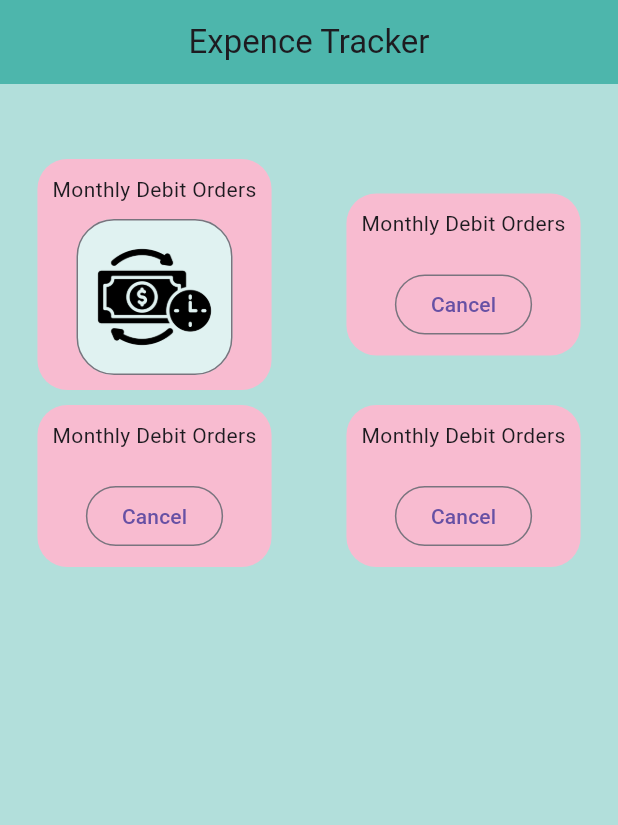
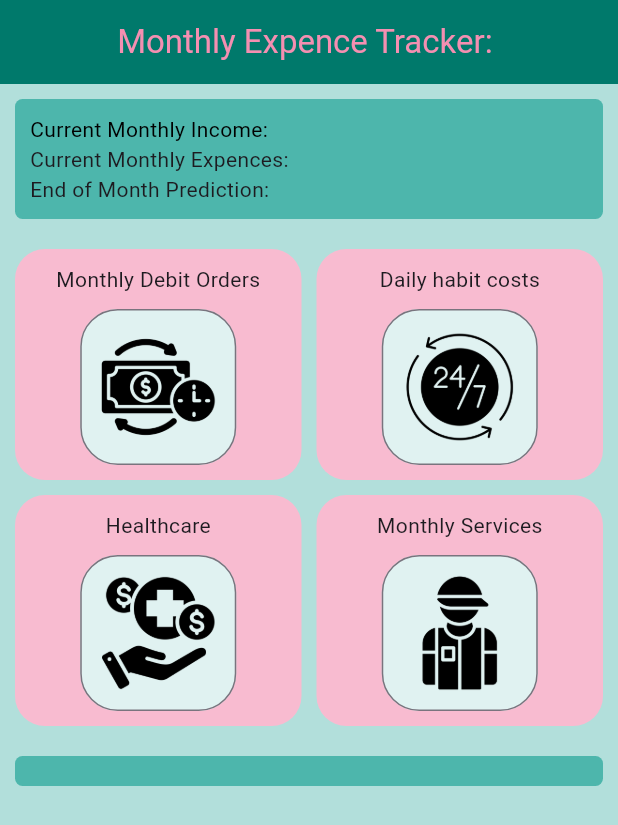
Before and after one commit to B-Judels/First_Flutter_App, a Flutter app: the screen it shows after launch, on a phone screen of 412 x 824 dp. Shown: the top 825 px of the screen. Run offline on Flutter 3.47's test engine with Material 3 defaults, Android fonts, the light colour scheme and no system bars.

Commit message:
started using my UI tool methods to clean up the main file and did some more UI experimenting

```diff
--- a/lib/main.dart
+++ b/lib/main.dart
@@ -16,20 +16,48 @@ class MyWidget extends StatelessWidget {
       home: Scaffold(
         backgroundColor: Colors.teal[100],
         appBar: AppBar(
-          title: const Center(child: Text("Expence Tracker")),
-          backgroundColor: Colors.teal[300],
+          title: Center(
+            child: Text(
+              style: TextStyle(color: Colors.pink[200]),
+              "Monthly Expence Tracker: ",
+            ),
+          ),
+          backgroundColor: Colors.teal[700],
         ),
         body: SafeArea(
-          child: Center(
           child: Column(
             children: [
-                Container(height: 40),
+              Container(
+                margin: EdgeInsets.all(10.0),
+                width: double.maxFinite,
 
-                SizedBox(height: 10),
+                padding: const EdgeInsets.all(10.0),
+                decoration: BoxDecoration(
+                  color: Colors.teal[300],
+                  borderRadius: BorderRadius.circular(5),
+                ),
+                child: Row(
+                  children: [
+                    Column(
+                      crossAxisAlignment: CrossAxisAlignment.start,
+                      mainAxisAlignment: MainAxisAlignment.start,
+                      children: [
+                        Text(
+                          style: TextStyle(color: Colors.black),
+                          "Current Monthly Income: ",
+                        ),
+                        Text("Current Monthly Expences: "),
+                        Text("End of Month Prediction: "),
+                      ],
+                    ),
+                  ],
+                ),
+              ),
 
               Container(
                 // color: Colors.amber[100],
                 width: double.infinity,
+                padding: const EdgeInsets.all(10.0),
 
                 child: Center(
                   child: Column(
@@ -47,26 +75,13 @@ class MyWidget extends StatelessWidget {
                             ),
                           ),
 
+                          SizedBox(width: 10),
+
                           Expanded(
                             child: Center(
-                                child: Container(
-                                  padding: const EdgeInsets.all(10.0),
-                                  decoration: BoxDecoration(
-                                    color: Colors.pink[100],
-                                    borderRadius: BorderRadius.circular(20),
-                                  ),
-                                  child: Column(
-                                    children: [
-                                      Text("Monthly Debit Orders"),
-
-                                      SizedBox(height: 20),
-
-                                      OutlinedButton(
-                                        onPressed: () {},
-                                        child: const Text("Cancel"),
-                                      ),
-                                    ],
-                                  ),
+                              child: uiTools.imgBtnTitleContainer(
+                                "Daily habit costs",
+                                "images/24-hours-service.png",
                               ),
                             ),
                           ),
@@ -80,48 +95,20 @@ class MyWidget extends StatelessWidget {
                         children: [
                           Expanded(
                             child: Center(
-                                child: Container(
-                                  padding: const EdgeInsets.all(10.0),
-                                  decoration: BoxDecoration(
-                                    color: Colors.pink[100],
-                                    borderRadius: BorderRadius.circular(20),
-                                  ),
-                                  child: Column(
-                                    children: [
-                                      Text("Monthly Debit Orders"),
-
-                                      SizedBox(height: 20),
-
-                                      OutlinedButton(
-                                        onPressed: () {},
-                                        child: const Text("Cancel"),
-                                      ),
-                                    ],
-                                  ),
+                              child: uiTools.imgBtnTitleContainer(
+                                "Healthcare",
+                                "images/healthcare.png",
                               ),
                             ),
                           ),
 
+                          SizedBox(width: 10),
+
                           Expanded(
                             child: Center(
-                                child: Container(
-                                  padding: const EdgeInsets.all(10.0),
-                                  decoration: BoxDecoration(
-                                    color: Colors.pink[100],
-                                    borderRadius: BorderRadius.circular(20),
-                                  ),
-                                  child: Column(
-                                    children: [
-                                      Text("Monthly Debit Orders"),
-
-                                      SizedBox(height: 20),
-
-                                      OutlinedButton(
-                                        onPressed: () {},
-                                        child: const Text("Cancel"),
-                                      ),
-                                    ],
-                                  ),
+                              child: uiTools.imgBtnTitleContainer(
+                                "Monthly Services",
+                                "images/attendant.png",
                               ),
                             ),
                           ),
@@ -131,8 +118,27 @@ class MyWidget extends StatelessWidget {
                   ),
                 ),
               ),
+
+              Container(
+                margin: EdgeInsets.all(10.0),
+                width: double.maxFinite,
+
+                padding: const EdgeInsets.all(10.0),
+                decoration: BoxDecoration(
+                  color: Colors.teal[300],
+                  borderRadius: BorderRadius.circular(5),
+                ),
+                child: Row(
+                  children: [
+                    Column(
+                      crossAxisAlignment: CrossAxisAlignment.start,
+                      mainAxisAlignment: MainAxisAlignment.start,
+                      children: [],
+                    ),
                   ],
                 ),
+              ),
+            ],
           ),
         ),
       ),
--- a/lib/uiTools.dart
+++ b/lib/uiTools.dart
@@ -5,6 +5,7 @@ class Uitools {
 
   Container imgBtnTitleContainer(String title, String imgDir) {
     return Container(
+      width: double.maxFinite,
       padding: const EdgeInsets.all(10.0),
       decoration: BoxDecoration(
         color: Colors.pink[100],
--- a/pubspec.yaml
+++ b/pubspec.yaml
@@ -60,7 +60,11 @@ flutter:
   # To add assets to your application, add an assets section, like this:
   assets:
     - images/automatic-payment.png
-    # - images/a_dot_ham.jpeg
+    - images/attendant.png
+    - images/payment.png
+    - images/recieve.png
+    - images/24-hours-service.png
+    - images/healthcare.png
 
   # An image asset can refer to one or more resolution-specific "variants", see
   # https://flutter.dev/to/resolution-aware-images
```
Also changed, not shown: images/healthcare.png (added). Lines whose indentation alone changed are shown as unchanged.
